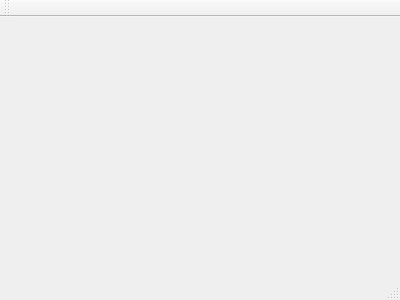
Before: the Qt Designer form mainwindow.ui in nolongerhesitate/PublishTools, drawn with Qt 5.
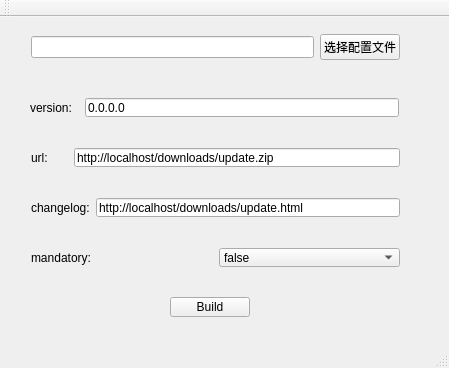
After: the same form once the commit is applied.

Diff of the .ui file:
```diff
--- a/mainwindow.ui
+++ b/mainwindow.ui
@@ -1,24 +1,201 @@
 <ui version="4.0">
  <class>MainWindow</class>
- <widget class="QMainWindow" name="MainWindow" >
-  <property name="geometry" >
+ <widget class="QMainWindow" name="MainWindow">
+  <property name="geometry">
    <rect>
     <x>0</x>
     <y>0</y>
-    <width>400</width>
-    <height>300</height>
+    <width>449</width>
+    <height>368</height>
    </rect>
   </property>
   <property name="windowTitle" >
    <string>MainWindow</string>
   </property>
-  <widget class="QMenuBar" name="menuBar" />
-  <widget class="QToolBar" name="mainToolBar" />
-  <widget class="QWidget" name="centralWidget" />
-  <widget class="QStatusBar" name="statusBar" />
+  <widget class="QWidget" name="centralWidget">
+   <widget class="QWidget" name="horizontalLayoutWidget">
+    <property name="geometry">
+     <rect>
+      <x>20</x>
+      <y>0</y>
+      <width>391</width>
+      <height>61</height>
+     </rect>
+    </property>
+    <layout class="QHBoxLayout" name="horizontalLayout">
+     <item>
+      <widget class="QLineEdit" name="lineEdit"/>
+     </item>
+     <item>
+      <widget class="QPushButton" name="pushButton">
+       <property name="text">
+        <string>选择配置文件</string>
+       </property>
+      </widget>
+     </item>
+    </layout>
+   </widget>
+   <widget class="QWidget" name="horizontalLayoutWidget_2">
+    <property name="geometry">
+     <rect>
+      <x>19</x>
+      <y>70</y>
+      <width>391</width>
+      <height>41</height>
+     </rect>
+    </property>
+    <layout class="QHBoxLayout" name="horizontalLayout_2">
+     <item>
+      <widget class="QLabel" name="label">
+       <property name="toolTip">
+        <string>版本</string>
+       </property>
+       <property name="text">
+        <string>version:  </string>
+       </property>
+      </widget>
+     </item>
+     <item>
+      <widget class="QLineEdit" name="versionLineEdit">
+       <property name="text">
+        <string>0.0.0.0</string>
+       </property>
+      </widget>
+     </item>
+    </layout>
+   </widget>
+   <widget class="QWidget" name="horizontalLayoutWidget_3">
+    <property name="geometry">
+     <rect>
+      <x>20</x>
+      <y>120</y>
+      <width>391</width>
+      <height>41</height>
+     </rect>
+    </property>
+    <layout class="QHBoxLayout" name="horizontalLayout_3">
+     <item>
+      <widget class="QLabel" name="label_2">
+       <property name="toolTip">
+        <string>更新包地址</string>
+       </property>
+       <property name="text">
+        <string>url:      </string>
+       </property>
+      </widget>
+     </item>
+     <item>
+      <widget class="QLineEdit" name="urlLineEdit">
+       <property name="text">
+        <string>http://localhost/downloads/update.zip</string>
+       </property>
+      </widget>
+     </item>
+    </layout>
+   </widget>
+   <widget class="QWidget" name="horizontalLayoutWidget_4">
+    <property name="geometry">
+     <rect>
+      <x>20</x>
+      <y>170</y>
+      <width>391</width>
+      <height>41</height>
+     </rect>
+    </property>
+    <layout class="QHBoxLayout" name="horizontalLayout_4">
+     <item>
+      <widget class="QLabel" name="label_3">
+       <property name="toolTip">
+        <string>更新详情地址</string>
+       </property>
+       <property name="text">
+        <string>changelog:</string>
+       </property>
+      </widget>
+     </item>
+     <item>
+      <widget class="QLineEdit" name="changelogLineEdit">
+       <property name="text">
+        <string>http://localhost/downloads/update.html</string>
+       </property>
+      </widget>
+     </item>
+    </layout>
+   </widget>
+   <widget class="QWidget" name="horizontalLayoutWidget_5">
+    <property name="geometry">
+     <rect>
+      <x>20</x>
+      <y>220</y>
+      <width>391</width>
+      <height>41</height>
+     </rect>
+    </property>
+    <layout class="QHBoxLayout" name="horizontalLayout_7">
+     <item>
+      <widget class="QLabel" name="label_6">
+       <property name="toolTip">
+        <string>强制更新</string>
+       </property>
+       <property name="midLineWidth">
+        <number>0</number>
+       </property>
+       <property name="text">
+        <string>mandatory:</string>
+       </property>
+      </widget>
+     </item>
+     <item>
+      <widget class="QComboBox" name="mandatoryComboBox">
+       <item>
+        <property name="text">
+         <string>false</string>
+        </property>
+       </item>
+       <item>
+        <property name="text">
+         <string>true</string>
+        </property>
+       </item>
+      </widget>
+     </item>
+    </layout>
+   </widget>
+   <widget class="QPushButton" name="buildBtn">
+    <property name="geometry">
+     <rect>
+      <x>170</x>
+      <y>280</y>
+      <width>80</width>
+      <height>20</height>
+     </rect>
+    </property>
+    <property name="text">
+     <string>Build</string>
+    </property>
+   </widget>
+  </widget>
+  <widget class="QMenuBar" name="menuBar">
+   <property name="geometry">
+    <rect>
+     <x>0</x>
+     <y>0</y>
+     <width>449</width>
+     <height>22</height>
+    </rect>
+   </property>
+  </widget>
+  <widget class="QToolBar" name="mainToolBar">
+   <attribute name="toolBarArea">
+    <enum>TopToolBarArea</enum>
+   </attribute>
+   <attribute name="toolBarBreak">
+    <bool>false</bool>
+   </attribute>
+  </widget>
+  <widget class="QStatusBar" name="statusBar"/>
  </widget>
- <layoutDefault spacing="6" margin="11" />
- <pixmapfunction></pixmapfunction>
+ <layoutdefault spacing="6" margin="11"/>
  <resources/>
  <connections/>
 </ui>
```
Left out of the diff: 3 changed lines with no effect on the pictures.
